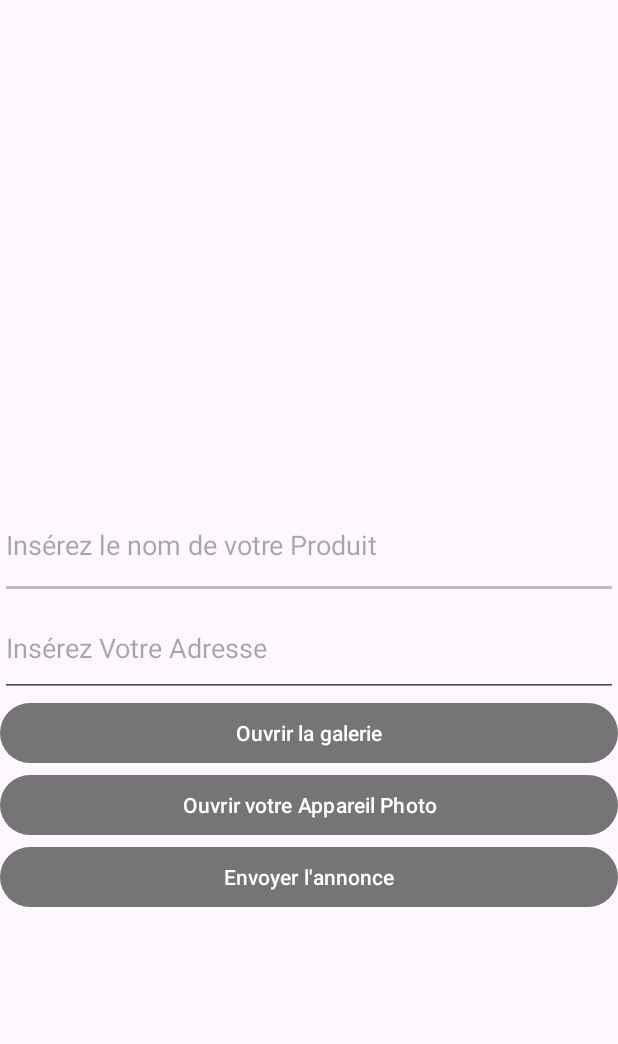
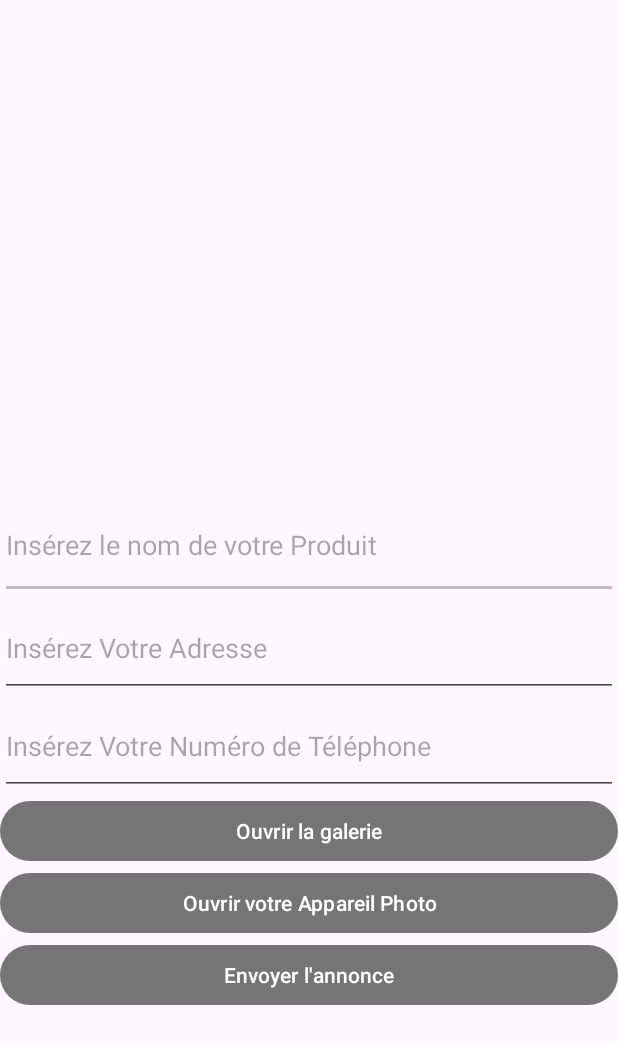
Before and after one commit to MatthiasEllero/TP_LeBonCoin, an Android app: the layout activity_camera_ad_add.xml on its own in the app's theme, with its tools: preview values and no code run, on a phone screen of 412 x 824 dp. Shown: the top 1044 px of the screen. Run offline under Robolectric (Android 15) with nearby library versions, the phone set to English and light mode, and no system bars.

Commit message:
Commit Ajout champs phone

```diff
--- a/app/src/main/java/com/example/tp_leboncoin/CameraAdAddActivity.java
+++ b/app/src/main/java/com/example/tp_leboncoin/CameraAdAddActivity.java
@@ -109,8 +109,9 @@ public class CameraAdAddActivity extends AppCompatActivity {
                 ImageView image = findViewById(R.id.click_image_id);
                 EditText title = findViewById(R.id.textProduit2);
                 EditText address = findViewById(R.id.textAdress2);
+                EditText phone = findViewById(R.id.textPhone2); // Ajout du champ téléphone
 
-                AdModel ad = new AdModel(title.getText().toString(), address.getText().toString(), filePath);
+                AdModel ad = new AdModel(title.getText().toString(), address.getText().toString(), phone.getText().toString(), filePath); // Passer le numéro de téléphone
                 dbManager.insert(ad);
 
                 Intent intent = new Intent(CameraAdAddActivity.this, AdListViewActivity.class);
--- a/app/src/main/res/layout/activity_camera_ad_add.xml
+++ b/app/src/main/res/layout/activity_camera_ad_add.xml
@@ -58,6 +58,18 @@
             android:layout_width="match_parent"
             android:layout_height="wrap_content" />
 
+        <EditText
+            android:id="@+id/textPhone2"
+            android:layout_width="match_parent"
+            android:layout_height="65dp"
+            android:ems="10"
+            android:hint="Insérez Votre Numéro de Téléphone"
+            android:inputType="phone" /> <!-- Champ téléphone -->
+
+        <Space
+            android:layout_width="match_parent"
+            android:layout_height="wrap_content" />
+
         <Button
             android:id="@+id/gallery_open_id"
             android:layout_width="match_parent"
```
